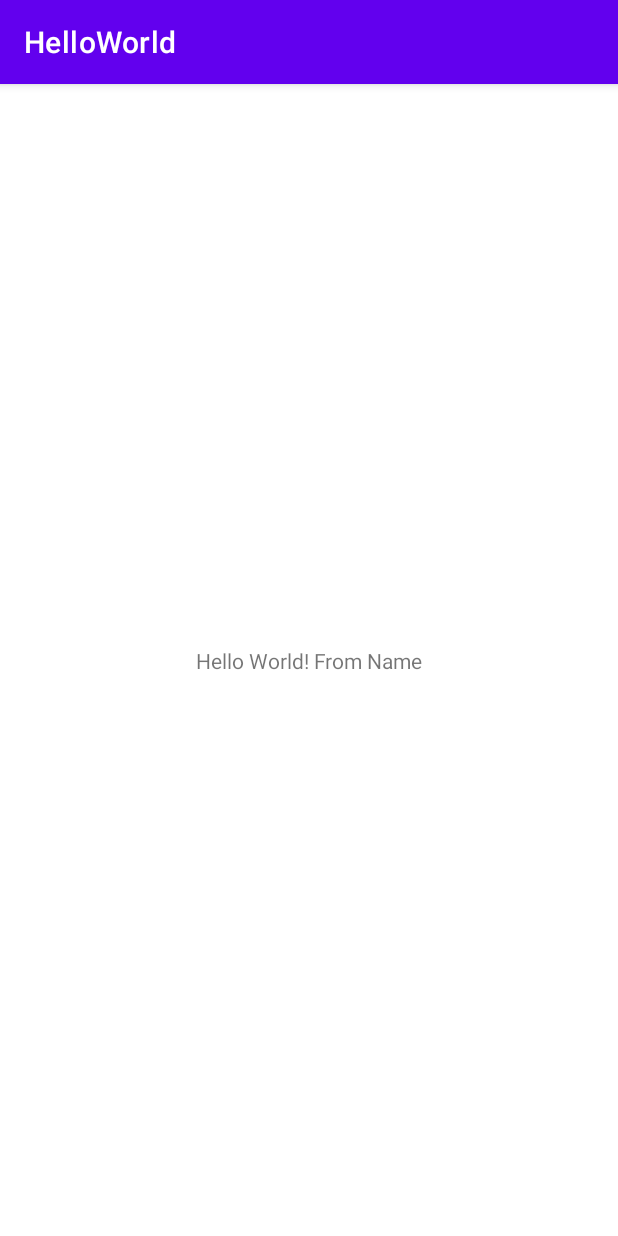
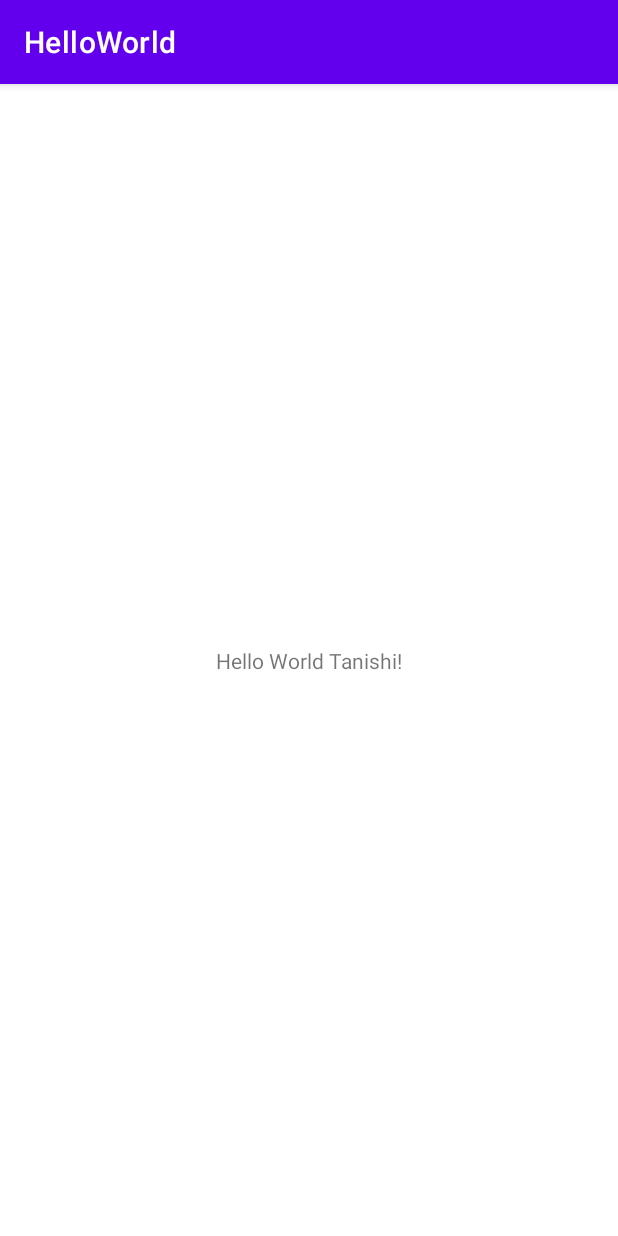
Before and after one commit to Mobile-Computing-Winter-2021/assignment0-TanishiSrivastava, an Android app: the screen it shows after launch (MainActivity), on a phone screen of 412 x 824 dp. Run offline under Robolectric (Android 15) with nearby library versions, the phone set to English and light mode, and no system bars.

Commit message:
Changes done

```diff
--- a/app/src/main/res/values/strings.xml
+++ b/app/src/main/res/values/strings.xml
@@ -1,4 +1,4 @@
 <resources>
     <string name="app_name">HelloWorld</string>
-    <string name="greeting_text">Hello World! "From Name" </string>
+    <string name="greeting_text">Hello World Tanishi! </string>
 </resources>
```
